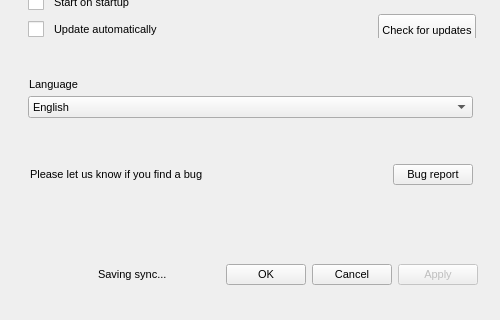
Qt form src/MEGASync/gui/macx/SettingsDialog.ui (meganz/MEGAsync) before a commit; both pictures show x 0 to 500 and y 328 to 648 of the 500 by 648 pixel window.
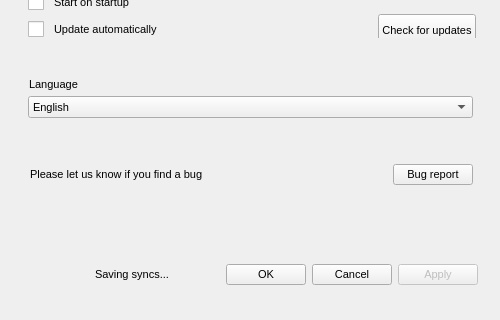
The same form after that commit. Icons and pictures are not drawn. Custom widgets are drawn as their Qt base class.

```diff
--- a/src/MEGASync/gui/macx/SettingsDialog.ui
+++ b/src/MEGASync/gui/macx/SettingsDialog.ui
@@ -290,7 +290,7 @@
            <item>
             <widget class="QLabel" name="lSavingSyncs">
              <property name="text">
-              <string>Saving sync...</string>
+              <string>Saving syncs...</string>
              </property>
             </widget>
            </item>
```
